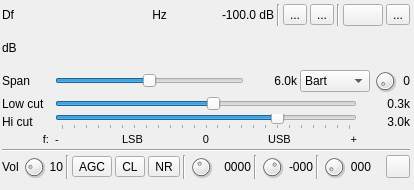
Old version of the form plugins/channelrx/wdsprx/wdsprxgui.ui in the repository f4exb/sdrangel.
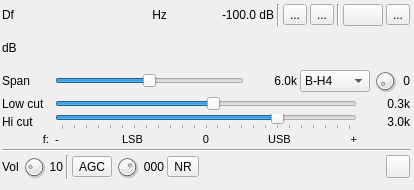
New version of the form. Icons and pictures are not drawn. Custom widgets are drawn as their Qt base class.

```diff
--- a/plugins/channelrx/wdsprx/wdsprxgui.ui
+++ b/plugins/channelrx/wdsprx/wdsprxgui.ui
@@ -377,42 +377,7 @@
         </property>
         <item>
          <property name="text">
-          <string>Bart</string>
-         </property>
-        </item>
-        <item>
-         <property name="text">
-          <string>B-H</string>
-         </property>
-        </item>
-        <item>
-         <property name="text">
-          <string>FT</string>
-         </property>
-        </item>
-        <item>
-         <property name="text">
-          <string>Ham</string>
-         </property>
-        </item>
-        <item>
-         <property name="text">
-          <string>Han</string>
-         </property>
-        </item>
-        <item>
-         <property name="text">
-          <string>Rec</string>
-         </property>
-        </item>
-        <item>
-         <property name="text">
-          <string>Kai</string>
-         </property>
-        </item>
-        <item>
-         <property name="text">
-          <string>Black</string>
+          <string>B-H4</string>
          </property>
         </item>
         <item>
@@ -856,40 +821,7 @@
        </widget>
       </item>
       <item>
-       <widget class="ButtonSwitch" name="agcClamping">
-        <property name="toolTip">
-         <string>Toggle AGC clamping to maximum allowable signal</string>
-        </property>
-        <property name="text">
-         <string>CL</string>
-        </property>
-        <property name="checkable">
-         <bool>true</bool>
-        </property>
-       </widget>
-      </item>
-      <item>
-       <widget class="ButtonSwitch" name="dnr">
-        <property name="toolTip">
-         <string>Toggle Digital Noise Reduction</string>
-        </property>
-        <property name="text">
-         <string>NR</string>
-        </property>
-        <property name="checkable">
-         <bool>true</bool>
-        </property>
-       </widget>
-      </item>
-      <item>
-       <widget class="Line" name="line_7">
-        <property name="orientation">
-         <enum>Qt::Vertical</enum>
-        </property>
-       </widget>
-      </item>
-      <item>
-       <widget class="QDial" name="agcTimeLog2">
+       <widget class="QDial" name="agcGain">
         <property name="maximumSize">
          <size>
           <width>24</width>
@@ -900,120 +832,21 @@
          <string>AGC time constant (ms in log2 steps)</string>
         </property>
         <property name="minimum">
-         <number>4</number>
+         <number>-20</number>
         </property>
         <property name="maximum">
-         <number>11</number>
+         <number>120</number>
         </property>
         <property name="pageStep">
          <number>1</number>
         </property>
         <property name="value">
-         <number>7</number>
+         <number>80</number>
         </property>
        </widget>
       </item>
       <item>
-       <widget class="QLabel" name="agcTimeText">
-        <property name="minimumSize">
-         <size>
-          <width>35</width>
-          <height>0</height>
-         </size>
-        </property>
-        <property name="toolTip">
-         <string>AGC time constant (ms)</string>
-        </property>
-        <property name="text">
-         <string>0000</string>
-        </property>
-        <property name="alignment">
-         <set>Qt::AlignRight|Qt::AlignTrailing|Qt::AlignVCenter</set>
-        </property>
-       </widget>
-      </item>
-      <item>
-       <widget class="Line" name="line_5">
-        <property name="orientation">
-         <enum>Qt::Vertical</enum>
-        </property>
-       </widget>
-      </item>
-      <item>
-       <widget class="QDial" name="agcPowerThreshold">
-        <property name="maximumSize">
-         <size>
-          <width>24</width>
-          <height>24</height>
-         </size>
-        </property>
-        <property name="toolTip">
-         <string>Power threshold (dB)</string>
-        </property>
-        <property name="minimum">
-         <number>-120</number>
-        </property>
-        <property name="maximum">
-         <number>0</number>
-        </property>
-        <property name="pageStep">
-         <number>1</number>
-        </property>
-        <property name="value">
-         <number>-40</number>
-        </property>
-       </widget>
-      </item>
-      <item>
-       <widget class="QLabel" name="agcPowerThresholdText">
-        <property name="minimumSize">
-         <size>
-          <width>26</width>
-          <height>0</height>
-         </size>
-        </property>
-        <property name="toolTip">
-         <string>Power threshold (dB)</string>
-        </property>
-        <property name="text">
-         <string>-000</string>
-        </property>
-        <property name="alignment">
-         <set>Qt::AlignRight|Qt::AlignTrailing|Qt::AlignVCenter</set>
-        </property>
-       </widget>
-      </item>
-      <item>
-       <widget class="Line" name="line_6">
-        <property name="orientation">
-         <enum>Qt::Vertical</enum>
-        </property>
-       </widget>
-      </item>
-      <item>
-       <widget class="QDial" name="agcThresholdGate">
-        <property name="maximumSize">
-         <size>
-          <width>24</width>
-          <height>24</height>
-         </size>
-        </property>
-        <property name="toolTip">
-         <string>Power threshold gate (ms)</string>
-        </property>
-        <property name="maximum">
-         <number>68</number>
-        </property>
-        <property name="pageStep">
-         <number>1</number>
-        </property>
-        <property name="value">
-         <number>4</number>
-        </property>
-       </widget>
-      </item>
-      <item>
-       <widget class="QLabel" name="agcThresholdGateText">
+       <widget class="QLabel" name="agcGainText">
         <property name="minimumSize">
          <size>
           <width>22</width>
@@ -1031,6 +864,19 @@
         </property>
        </widget>
       </item>
+      <item>
+       <widget class="ButtonSwitch" name="dnr">
+        <property name="toolTip">
+         <string>Toggle Digital Noise Reduction</string>
+        </property>
+        <property name="text">
+         <string>NR</string>
+        </property>
+        <property name="checkable">
+         <bool>true</bool>
+        </property>
+       </widget>
+      </item>
       <item>
        <spacer name="horizontalSpacer">
         <property name="orientation">
```
